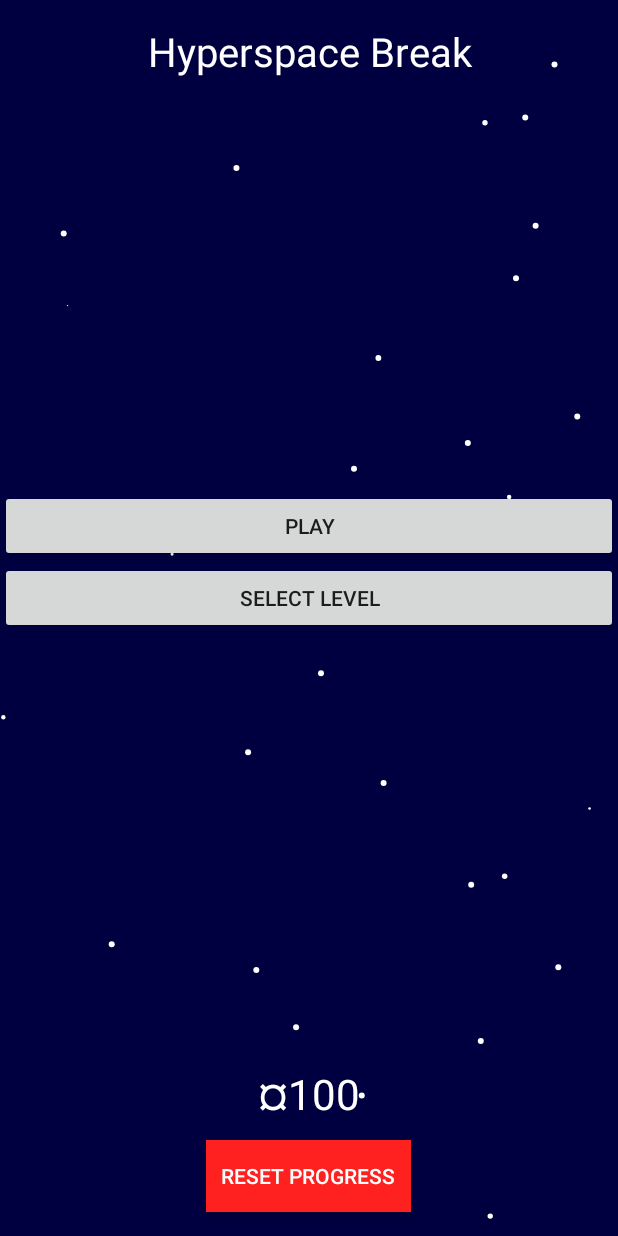
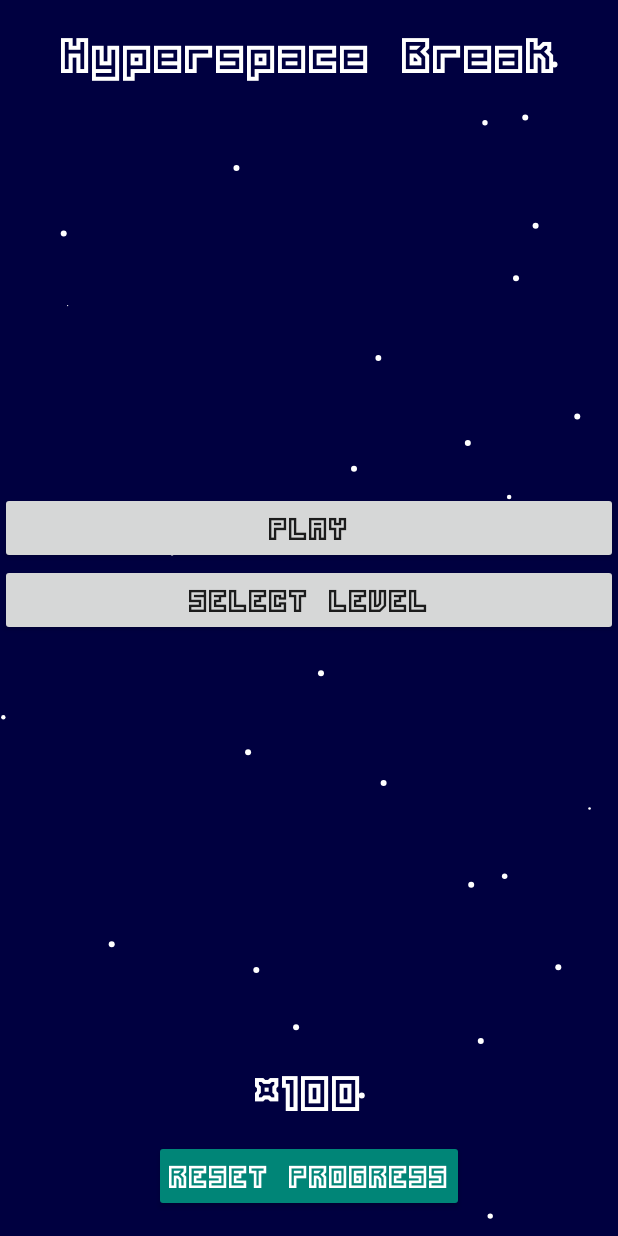
Before and after one commit to maxmol/Hyperspace-Break, an Android app: the screen it shows after launch (MainMenu), on a phone screen of 412 x 824 dp. Run offline under Robolectric (Android 15) with nearby library versions, the phone set to English and light mode, and no system bars.

Commit message:
restyling1
main_menu + select_level

```diff
--- a/IGP/app/build.gradle
+++ b/IGP/app/build.gradle
@@ -4,7 +4,7 @@ android {
     compileSdkVersion 28
     defaultConfig {
         applicationId "maxmol.igp"
-        minSdkVersion 15
+        minSdkVersion 16
         targetSdkVersion 28
         versionCode 1
         versionName "1.0"
@@ -16,10 +16,12 @@ android {
             proguardFiles getDefaultProguardFile('proguard-android.txt'), 'proguard-rules.pro'
         }
     }
+    productFlavors {
+    }
 }
 
 dependencies {
-    implementation fileTree(dir: 'libs', include: ['*.jar'])
+    implementation fileTree(include: ['*.jar'], dir: 'libs')
     implementation 'com.android.support:appcompat-v7:28.0.0'
     implementation 'com.android.support.constraint:constraint-layout:1.1.3'
     testImplementation 'junit:junit:4.12'
--- a/IGP/app/src/main/java/maxmol/igp/MainMenu.java
+++ b/IGP/app/src/main/java/maxmol/igp/MainMenu.java
@@ -100,7 +100,6 @@ public class MainMenu extends Activity {
         moneyView.setText(Game.formatMoney(Game.getMoney()));
 
         Button button_reset = (Button) findViewById(R.id.mainmenu_resetprogress);
-        button_reset.setBackgroundColor(Color.rgb(255, 32, 32));
         button_reset.setOnClickListener(new View.OnClickListener() {
             @Override
             public void onClick(View view) {
--- a/IGP/app/src/main/res/layout/activity_main_menu.xml
+++ b/IGP/app/src/main/res/layout/activity_main_menu.xml
@@ -15,10 +15,11 @@
         android:layout_width="match_parent"
         android:layout_height="wrap_content"
         android:layout_marginTop="16dp"
-        android:textSize="12pt"
+        android:textSize="40sp"
         android:text="@string/app_name"
         android:textAlignment="center"
         android:textColor="@android:color/white"
+        android:fontFamily="@font/unlearn2"
         android:id="@+id/mainmenu_appname"/>
 
     <LinearLayout
@@ -33,20 +34,22 @@
         <TextView
             android:layout_width="wrap_content"
             android:layout_height="wrap_content"
-            android:textSize="28sp"
-            android:padding="12sp"
+            android:textSize="40sp"
+            android:padding="12dp"
             android:textColor="@android:color/white"
             android:id="@+id/mainmenu_money"
+            android:fontFamily="@font/unlearn2"
             android:text=""/>
         <Button
             android:layout_width="wrap_content"
-            android:padding="10sp"
+            android:padding="10dp"
+            android:textSize="25sp"
             android:layout_height="wrap_content"
             android:text="Reset Progress"
             android:layout_marginBottom="16dp"
-            android:textColor="@android:color/white"
             android:id="@+id/mainmenu_resetprogress"
-            android:background="@color/colorAccent"/>
+            style="@style/Widget.AppCompat.Button.Colored"
+            android:fontFamily="@font/unlearn2" />
     </LinearLayout>
 
      <LinearLayout
@@ -62,12 +65,16 @@
             android:layout_width="match_parent"
             android:layout_height="wrap_content"
             android:text="Play"
+            android:textSize="25sp"
+            android:fontFamily="@font/unlearn2"
             android:id="@+id/mainmenu_newgame"/>
 
         <Button
             android:layout_width="match_parent"
             android:layout_height="wrap_content"
             android:text="Select Level"
+            android:textSize="25sp"
+            android:fontFamily="@font/unlearn2"
             android:id="@+id/mainmenu_continue"/>
     </LinearLayout>
 </RelativeLayout>
--- a/IGP/app/src/main/res/layout/activity_select_level.xml
+++ b/IGP/app/src/main/res/layout/activity_select_level.xml
@@ -18,8 +18,9 @@
         <TextView
             android:layout_width="match_parent"
             android:layout_height="wrap_content"
-            android:textSize="12pt"
+            android:textSize="40sp"
             android:text="Select Level"
+            android:fontFamily="@font/unlearn2"
             android:textColor="@android:color/white"
             android:id="@+id/selectLevel_appName"
             android:textAlignment="center"/>
--- a/IGP/app/src/main/res/values/styles.xml
+++ b/IGP/app/src/main/res/values/styles.xml
@@ -7,5 +7,4 @@
         <item name="colorPrimaryDark">@color/colorPrimaryDark</item>
         <item name="colorAccent">@color/colorAccent</item>
     </style>
-
 </resources>
```
Also changed, not shown: IGP/app/src/main/java/maxmol/igp/SelectLevel.java (+6 -1 lines), IGP/app/src/main/res/font/unlearn2.ttf (added), 1 other file.
